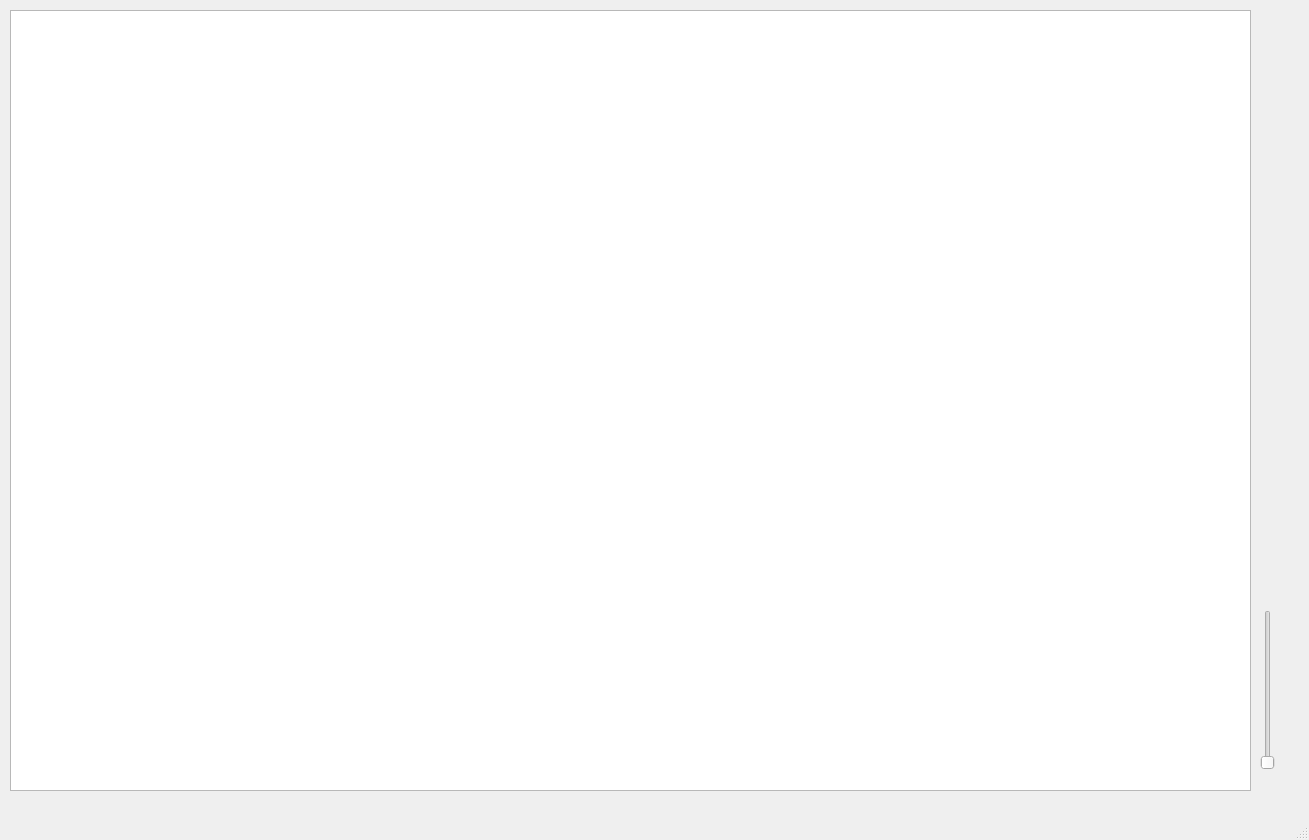
University-of-Utah-CS3505/a8-edu-app-alex-baret, file mainwindow.ui: the form before one commit.
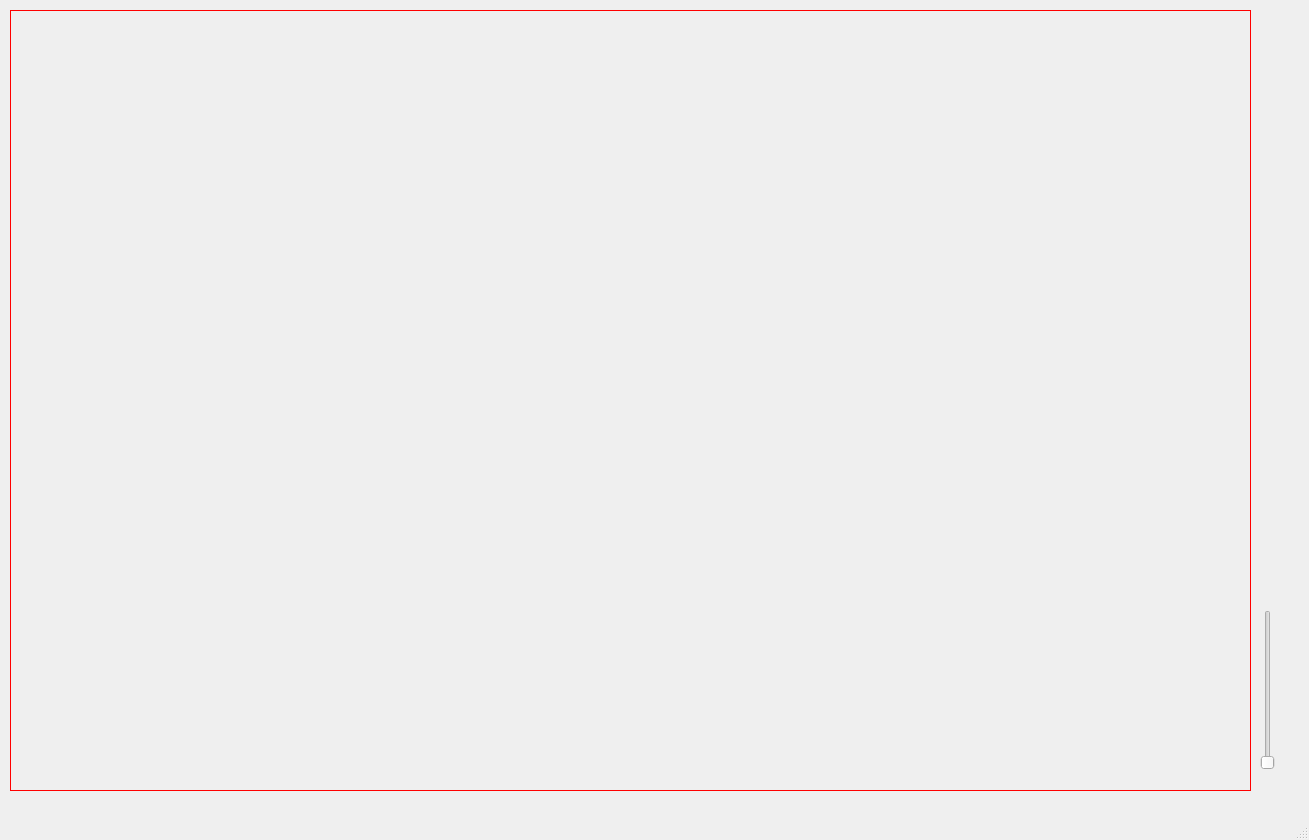
The form after the commit.

Commit message: Added background image to MainWindow, set graphicsview background to be transparent

```diff
--- a/mainwindow.ui
+++ b/mainwindow.ui
@@ -39,6 +39,16 @@
       <height>781</height>
      </rect>
     </property>
+    <property name="maximumSize">
+     <size>
+      <width>1241</width>
+      <height>781</height>
+     </size>
+    </property>
+    <property name="styleSheet">
+     <string notr="true">border:1px solid red;
+background: transparent;</string>
+    </property>
    </widget>
   </widget>
   <widget class="QMenuBar" name="menubar">
```
The commit also changes 5 other files.
